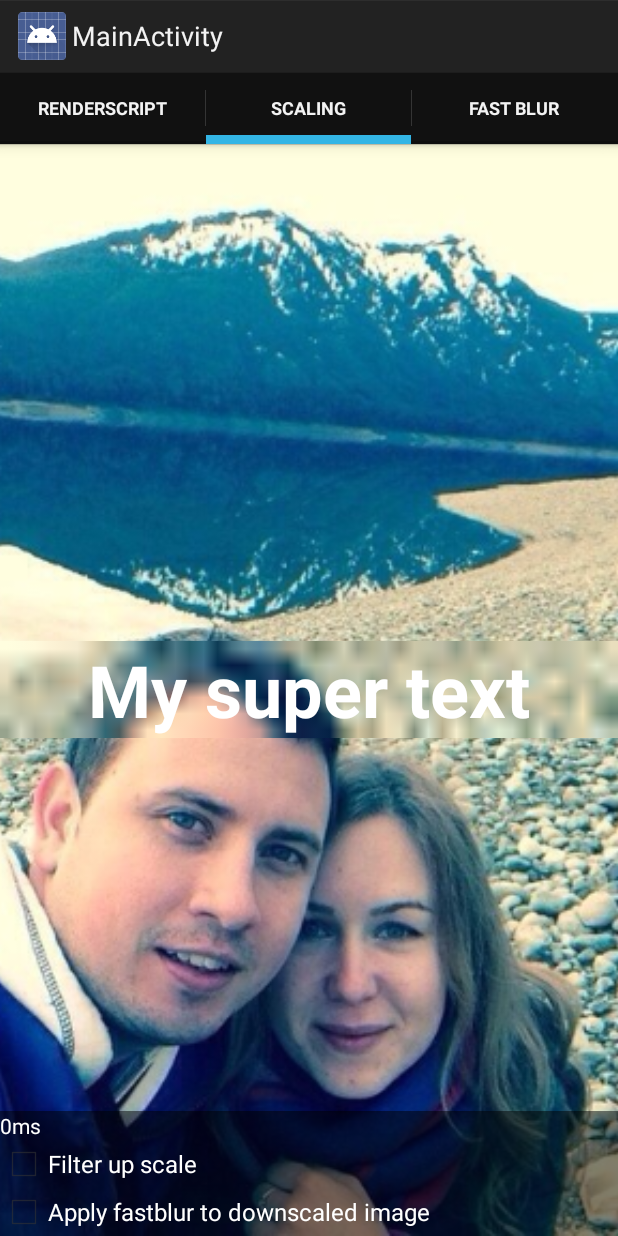
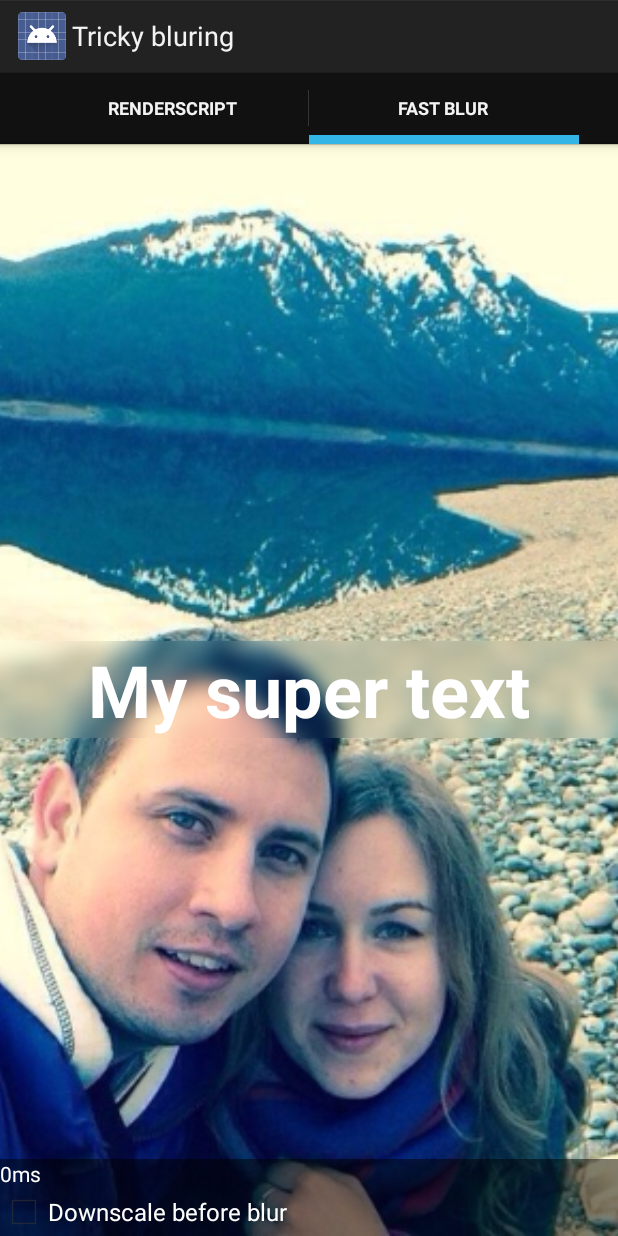
Before and after one commit to paveldudka/blurring, an Android app: the screen it shows after launch (MainActivity), tab 2 chosen, on a phone screen of 412 x 824 dp. Run offline under Robolectric (Android 15) with nearby library versions, the phone set to English and light mode, and no system bars; 8 statements that could not run were skipped.

```diff
--- a/app/src/main/java/com/paveldudka/MainActivity.java
+++ b/app/src/main/java/com/paveldudka/MainActivity.java
@@ -11,7 +11,6 @@ import android.support.v4.view.ViewPager;
 
 import com.paveldudka.fragments.FastBlurFragment;
 import com.paveldudka.fragments.RSBlurFragment;
-import com.paveldudka.fragments.ScalingBlurFragment;
 
 import java.util.ArrayList;
 
@@ -77,7 +76,6 @@ public class MainActivity extends FragmentActivity {
         public CustomPagerAdapter(FragmentManager fm) {
             super(fm);
             fragments.add(Fragment.instantiate(MainActivity.this, RSBlurFragment.class.getName()));
-            fragments.add(Fragment.instantiate(MainActivity.this, ScalingBlurFragment.class.getName()));
             fragments.add(Fragment.instantiate(MainActivity.this, FastBlurFragment.class.getName()));
         }
 
--- a/app/src/main/java/com/paveldudka/fragments/FastBlurFragment.java
+++ b/app/src/main/java/com/paveldudka/fragments/FastBlurFragment.java
@@ -10,6 +10,9 @@ import android.view.LayoutInflater;
 import android.view.View;
 import android.view.ViewGroup;
 import android.view.ViewTreeObserver;
+import android.widget.CheckBox;
+import android.widget.CompoundButton;
+import android.widget.FrameLayout;
 import android.widget.ImageView;
 import android.widget.TextView;
 
@@ -20,8 +23,11 @@ import com.paveldudka.util.FastBlur;
  * Created by paveldudka on 3/4/14.
  */
 public class FastBlurFragment extends Fragment {
+    private final String DOWNSCALE_FILTER = "downscale_filter";
+
     private ImageView image;
     private TextView text;
+    private CheckBox downScale;
     private TextView statusText;
 
     @Override
@@ -31,6 +37,11 @@ public class FastBlurFragment extends Fragment {
         text = (TextView) view.findViewById(R.id.text);
         image.setImageResource(R.drawable.picture);
         statusText = addStatusText((ViewGroup) view.findViewById(R.id.controls));
+        addCheckBoxes((ViewGroup) view.findViewById(R.id.controls));
+
+        if (savedInstanceState != null) {
+            downScale.setChecked(savedInstanceState.getBoolean(DOWNSCALE_FILTER));
+        }
         applyBlur();
         return view;
     }
@@ -51,18 +62,25 @@ public class FastBlurFragment extends Fragment {
 
     private void blur(Bitmap bkg, View view) {
         long startMs = System.currentTimeMillis();
-        Bitmap overlay = Bitmap.createBitmap((int) (view.getMeasuredWidth()),
-                (int) (view.getMeasuredHeight()), Bitmap.Config.ARGB_8888);
+        float scaleFactor = 1;
+        float radius = 20;
+        if (downScale.isChecked()) {
+            scaleFactor = 8;
+            radius = 2;
+        }
+
+        Bitmap overlay = Bitmap.createBitmap((int) (view.getMeasuredWidth()/scaleFactor),
+                (int) (view.getMeasuredHeight()/scaleFactor), Bitmap.Config.ARGB_8888);
         Canvas canvas = new Canvas(overlay);
-        canvas.translate(-view.getLeft(), -view.getTop());
+        canvas.translate(-view.getLeft()/scaleFactor, -view.getTop()/scaleFactor);
+        canvas.scale(1 / scaleFactor, 1 / scaleFactor);
         Paint paint = new Paint();
         paint.setFlags(Paint.FILTER_BITMAP_FLAG);
         canvas.drawBitmap(bkg, 0, 0, paint);
 
-        overlay = FastBlur.doBlur(overlay, 20, true);
+        overlay = FastBlur.doBlur(overlay, (int)radius, true);
         view.setBackground(new BitmapDrawable(getResources(), overlay));
-        statusText.setText(System.currentTimeMillis() - startMs+"ms");
-
+        statusText.setText(System.currentTimeMillis() - startMs + "ms");
     }
 
     @Override
@@ -70,12 +88,34 @@ public class FastBlurFragment extends Fragment {
         return "Fast blur";
     }
 
-    private TextView addStatusText(ViewGroup container)
-    {
+    private void addCheckBoxes(ViewGroup container) {
+
+        downScale = new CheckBox(getActivity());
+        FrameLayout.LayoutParams lp = new FrameLayout.LayoutParams(FrameLayout.LayoutParams.WRAP_CONTENT, FrameLayout.LayoutParams.WRAP_CONTENT);
+        downScale.setLayoutParams(lp);
+        downScale.setText("Downscale before blur");
+        downScale.setVisibility(View.VISIBLE);
+        downScale.setTextColor(0xFFFFFFFF);
+        downScale.setOnCheckedChangeListener(new CompoundButton.OnCheckedChangeListener() {
+            @Override
+            public void onCheckedChanged(CompoundButton buttonView, boolean isChecked) {
+                applyBlur();
+            }
+        });
+        container.addView(downScale);
+    }
+
+    private TextView addStatusText(ViewGroup container) {
         TextView result = new TextView(getActivity());
         result.setLayoutParams(new ViewGroup.LayoutParams(ViewGroup.LayoutParams.WRAP_CONTENT, ViewGroup.LayoutParams.WRAP_CONTENT));
         result.setTextColor(0xFFFFFFFF);
         container.addView(result);
         return result;
     }
+
+    @Override
+    public void onSaveInstanceState(Bundle outState) {
+        outState.putBoolean(DOWNSCALE_FILTER, downScale.isChecked());
+        super.onSaveInstanceState(outState);
+    }
 }
--- a/app/src/main/java/com/paveldudka/fragments/RSBlurFragment.java
+++ b/app/src/main/java/com/paveldudka/fragments/RSBlurFragment.java
@@ -3,6 +3,7 @@ package com.paveldudka.fragments;
 import android.annotation.TargetApi;
 import android.graphics.Bitmap;
 import android.graphics.Canvas;
+import android.graphics.Paint;
 import android.graphics.drawable.BitmapDrawable;
 import android.os.Build;
 import android.os.Bundle;
@@ -14,6 +15,9 @@ import android.view.LayoutInflater;
 import android.view.View;
 import android.view.ViewGroup;
 import android.view.ViewTreeObserver;
+import android.widget.CheckBox;
+import android.widget.CompoundButton;
+import android.widget.FrameLayout;
 import android.widget.ImageView;
 import android.widget.TextView;
 
@@ -26,6 +30,7 @@ public class RSBlurFragment extends Fragment {
     private ImageView image;
     private TextView text;
     private TextView statusText;
+    private CheckBox downScale;
 
     @Override
     public View onCreateView(LayoutInflater inflater, ViewGroup container, Bundle savedInstanceState) {
@@ -34,6 +39,7 @@ public class RSBlurFragment extends Fragment {
         text = (TextView) view.findViewById(R.id.text);
         image.setImageResource(R.drawable.picture);
         statusText = addStatusText((ViewGroup) view.findViewById(R.id.controls));
+        addCheckBoxes((ViewGroup) view.findViewById(R.id.controls));
         applyBlur();
         return view;
     }
@@ -46,24 +52,35 @@ public class RSBlurFragment extends Fragment {
                 image.buildDrawingCache();
 
                 Bitmap bmp = image.getDrawingCache();
-                blur(bmp, text, 20);
+                blur(bmp, text);
                 return true;
             }
         });
     }
 
     @TargetApi(Build.VERSION_CODES.KITKAT)
-    private void blur(Bitmap bkg, View view, float radius) {
+    private void blur(Bitmap bkg, View view) {
         long startMs = System.currentTimeMillis();
-        Bitmap overlay = Bitmap.createBitmap(
-                view.getMeasuredWidth(),
-                view.getMeasuredHeight(),
-                Bitmap.Config.ARGB_8888);
+
+
+        float scaleFactor = 1;
+        float radius = 20;
+
+        if (downScale.isChecked()) {
+            scaleFactor = 8;
+            radius = 2;
+        }
+
+        Bitmap overlay = Bitmap.createBitmap((int) (view.getMeasuredWidth() / scaleFactor),
+                (int) (view.getMeasuredHeight() / scaleFactor), Bitmap.Config.ARGB_8888);
 
         Canvas canvas = new Canvas(overlay);
 
-        canvas.drawBitmap(bkg, -view.getLeft(),
-                -view.getTop(), null);
+        canvas.translate(-view.getLeft() / scaleFactor, -view.getTop() / scaleFactor);
+        canvas.scale(1 / scaleFactor, 1 / scaleFactor);
+        Paint paint = new Paint();
+        paint.setFlags(Paint.FILTER_BITMAP_FLAG);
+        canvas.drawBitmap(bkg, 0, 0, paint);
 
         RenderScript rs = RenderScript.create(getActivity());
 
@@ -100,4 +117,20 @@ public class RSBlurFragment extends Fragment {
         container.addView(result);
         return result;
     }
+
+    private void addCheckBoxes(ViewGroup container) {
+        downScale = new CheckBox(getActivity());
+        ViewGroup.LayoutParams lp = new FrameLayout.LayoutParams(FrameLayout.LayoutParams.WRAP_CONTENT, FrameLayout.LayoutParams.WRAP_CONTENT);
+        downScale.setLayoutParams(lp);
+        downScale.setText("Downscale before blur");
+        downScale.setVisibility(View.VISIBLE);
+        downScale.setTextColor(0xFFFFFFFF);
+        downScale.setOnCheckedChangeListener(new CompoundButton.OnCheckedChangeListener() {
+            @Override
+            public void onCheckedChanged(CompoundButton buttonView, boolean isChecked) {
+                applyBlur();
+            }
+        });
+        container.addView(downScale);
+    }
 }
--- a/app/src/main/java/com/paveldudka/fragments/ScalingBlurFragment.java
+++ /dev/null
@@ -1,141 +0,0 @@
-package com.paveldudka.fragments;
-
-import android.graphics.Bitmap;
-import android.graphics.Canvas;
-import android.graphics.Paint;
-import android.graphics.drawable.BitmapDrawable;
-import android.os.Bundle;
-import android.support.v4.app.Fragment;
-import android.view.LayoutInflater;
-import android.view.View;
-import android.view.ViewGroup;
-import android.view.ViewTreeObserver;
-import android.widget.CheckBox;
-import android.widget.CompoundButton;
-import android.widget.FrameLayout;
-import android.widget.ImageView;
-import android.widget.TextView;
-
-import com.paveldudka.R;
-import com.paveldudka.util.FastBlur;
-
-/**
- * Created by paveldudka on 3/4/14.
- */
-public class ScalingBlurFragment extends Fragment {
-    private final String UPSCALE_FILTER = "upscale_filter";
-    private final String FAST_BLUR = "fast_blur";
-
-    private ImageView image;
-    private TextView text;
-    private CheckBox upScaleFilter;
-    private CheckBox fastBlur;
-    private TextView statusText;
-
-    @Override
-    public View onCreateView(LayoutInflater inflater, ViewGroup container, Bundle savedInstanceState) {
-        View view = inflater.inflate(R.layout.fragment_layout, container, false);
-        image = (ImageView) view.findViewById(R.id.picture);
-        text = (TextView) view.findViewById(R.id.text);
-        image.setImageResource(R.drawable.picture);
-        statusText = addStatusText((ViewGroup) view.findViewById(R.id.controls));
-        addCheckBoxes((ViewGroup) view.findViewById(R.id.controls));
-
-        if (savedInstanceState != null) {
-            upScaleFilter.setChecked(savedInstanceState.getBoolean(UPSCALE_FILTER));
-            fastBlur.setChecked(savedInstanceState.getBoolean(FAST_BLUR));
-        }
-        applyBlur();
-        return view;
-    }
-
-    private void applyBlur() {
-        image.getViewTreeObserver().addOnPreDrawListener(new ViewTreeObserver.OnPreDrawListener() {
-            @Override
-            public boolean onPreDraw() {
-                image.getViewTreeObserver().removeOnPreDrawListener(this);
-                image.buildDrawingCache();
-
-                Bitmap bmp = image.getDrawingCache();
-                blur(bmp, text);
-                return true;
-            }
-        });
-    }
-
-    private void blur(Bitmap bkg, View view) {
-        long startMs = System.currentTimeMillis();
-        float scaleFactor = 14;
-
-        Bitmap overlay = Bitmap.createBitmap((int) (view.getMeasuredWidth() / scaleFactor),
-                (int) (view.getMeasuredHeight() / scaleFactor), Bitmap.Config.ARGB_8888);
-
-        Canvas canvas = new Canvas(overlay);
-        canvas.translate(-view.getLeft() / scaleFactor, -view.getTop() / scaleFactor);
-        canvas.scale(1 / scaleFactor, 1 / scaleFactor);
-        Paint paint = new Paint();
-        if (upScaleFilter.isChecked()) {
-            paint.setFlags(Paint.FILTER_BITMAP_FLAG);
-        }
-        canvas.drawBitmap(bkg, 0, 0, paint);
-
-        if (fastBlur.isChecked()) {
-            overlay = FastBlur.doBlur(overlay, 1, true);
-        }
-        view.setBackground(new BitmapDrawable(
-                getResources(), overlay));
-        statusText.setText(System.currentTimeMillis() - startMs + "ms");
-
-    }
-
-    @Override
-    public String toString() {
-        return "Scaling";
-    }
-
-    private void addCheckBoxes(ViewGroup container) {
-
-        upScaleFilter = new CheckBox(getActivity());
-        FrameLayout.LayoutParams lp = new FrameLayout.LayoutParams(FrameLayout.LayoutParams.WRAP_CONTENT, FrameLayout.LayoutParams.WRAP_CONTENT);
-        upScaleFilter.setLayoutParams(lp);
-        upScaleFilter.setText("Filter up scale");
-        upScaleFilter.setVisibility(View.VISIBLE);
-        upScaleFilter.setTextColor(0xFFFFFFFF);
-        upScaleFilter.setOnCheckedChangeListener(new CompoundButton.OnCheckedChangeListener() {
-            @Override
-            public void onCheckedChanged(CompoundButton buttonView, boolean isChecked) {
-                applyBlur();
-            }
-        });
-        container.addView(upScaleFilter);
-
-        fastBlur = new CheckBox(getActivity());
-        lp = new FrameLayout.LayoutParams(FrameLayout.LayoutParams.WRAP_CONTENT, FrameLayout.LayoutParams.WRAP_CONTENT);
-        fastBlur.setLayoutParams(lp);
-        fastBlur.setText("Apply fastblur to downscaled image");
-        fastBlur.setVisibility(View.VISIBLE);
-        fastBlur.setTextColor(0xFFFFFFFF);
-        fastBlur.setOnCheckedChangeListener(new CompoundButton.OnCheckedChangeListener() {
-            @Override
-            public void onCheckedChanged(CompoundButton buttonView, boolean isChecked) {
-                applyBlur();
-            }
-        });
-        container.addView(fastBlur);
-    }
-
-    private TextView addStatusText(ViewGroup container) {
-        TextView result = new TextView(getActivity());
-        result.setLayoutParams(new ViewGroup.LayoutParams(ViewGroup.LayoutParams.WRAP_CONTENT, ViewGroup.LayoutParams.WRAP_CONTENT));
-        result.setTextColor(0xFFFFFFFF);
-        container.addView(result);
-        return result;
-    }
-
-    @Override
-    public void onSaveInstanceState(Bundle outState) {
-        outState.putBoolean(UPSCALE_FILTER, upScaleFilter.isChecked());
-        outState.putBoolean(FAST_BLUR, fastBlur.isChecked());
-        super.onSaveInstanceState(outState);
-    }
-}
--- a/app/src/main/res/values/strings.xml
+++ b/app/src/main/res/values/strings.xml
@@ -2,7 +2,7 @@
 <resources>
 
     <string name="app_name">Blurring</string>
-    <string name="title_activity_main">MainActivity</string>
+    <string name="title_activity_main">Tricky bluring</string>
     <string name="hello_world">Hello world!</string>
     <string name="action_settings">Settings</string>
 
```
